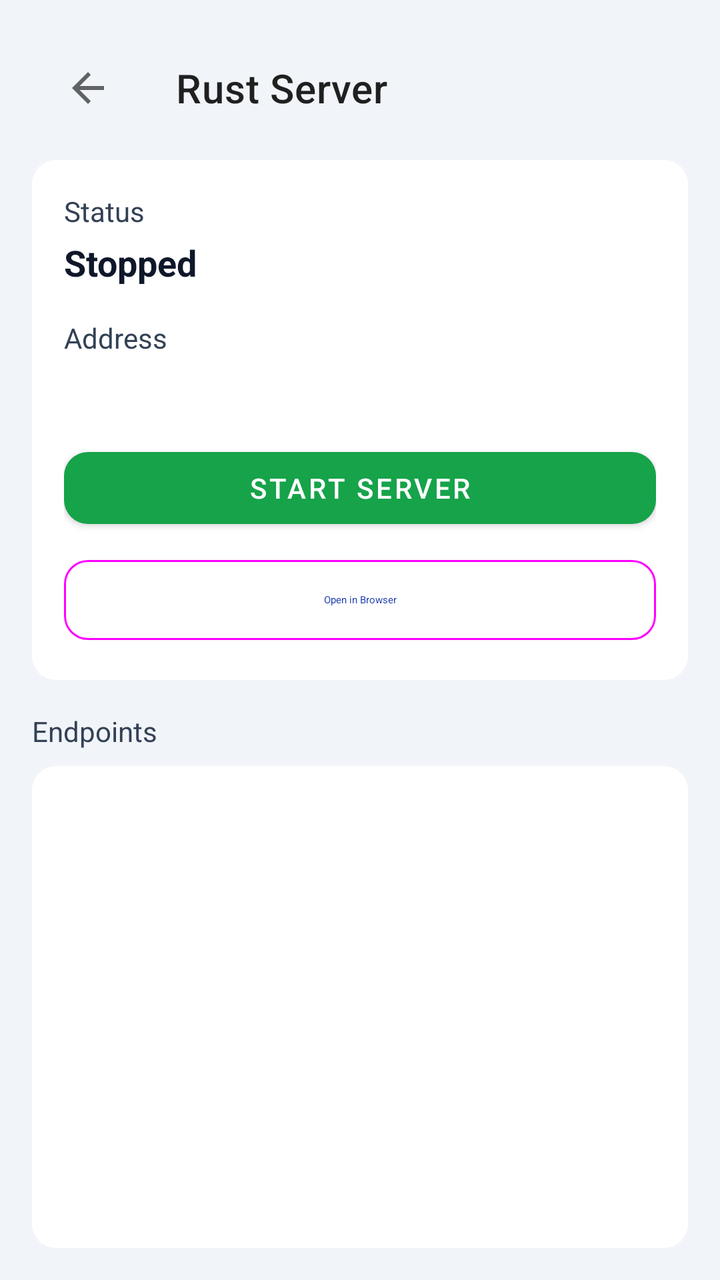
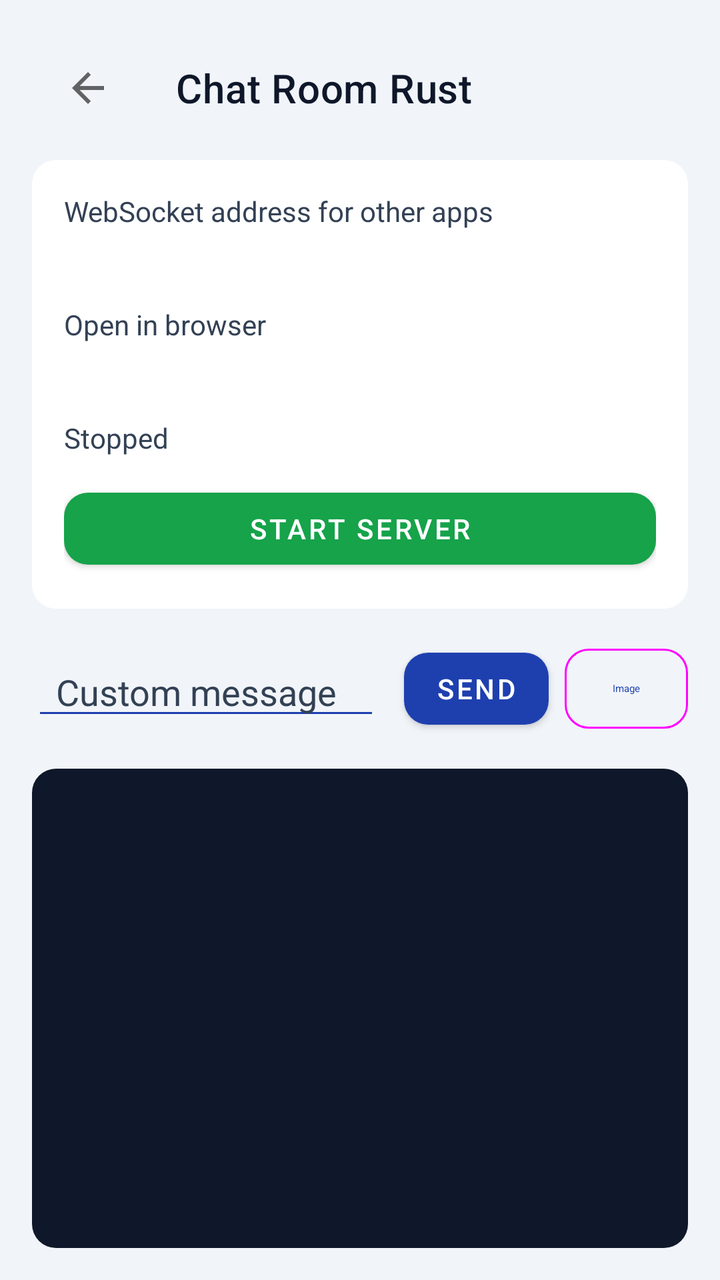

Before-and-after screenshots of an Android layout around one commit, followed by the original layout XML and the change that was made.
<!-- AndroidManifest.xml: application theme Theme.PGMImageViewer -->
<!-- res/layout/activity_rust_server.xml -->
<?xml version="1.0" encoding="utf-8"?>
<LinearLayout xmlns:android="http://schemas.android.com/apk/res/android"
    xmlns:app="http://schemas.android.com/apk/res-auto"
    android:layout_width="match_parent"
    android:layout_height="match_parent"
    android:background="@color/slate_100"
    android:fitsSystemWindows="true"
    android:orientation="vertical"
    android:padding="16dp">

    <com.google.android.material.appbar.MaterialToolbar
        android:id="@+id/toolbar_rust_server"
        android:layout_width="match_parent"
        android:layout_height="wrap_content"
        app:navigationIcon="@drawable/ic_arrow_back"
        app:title="@string/rust_server_title" />

    <FrameLayout
        android:layout_width="match_parent"
        android:layout_height="wrap_content"
        android:layout_marginTop="8dp"
        android:background="@drawable/bg_card_white"
        android:padding="16dp">

        <LinearLayout
            android:layout_width="match_parent"
            android:layout_height="wrap_content"
            android:orientation="vertical">

            <TextView
                android:layout_width="match_parent"
                android:layout_height="wrap_content"
                android:text="@string/rust_server_status_label"
                android:textColor="@color/slate_700"
                android:textSize="14sp" />

            <TextView
                android:id="@+id/text_view_rust_server_status"
                android:layout_width="match_parent"
                android:layout_height="wrap_content"
                android:layout_marginTop="4dp"
                android:text="@string/rust_server_status_stopped"
                android:textColor="@color/slate_900"
                android:textSize="18sp"
                android:textStyle="bold" />

            <TextView
                android:layout_width="match_parent"
                android:layout_height="wrap_content"
                android:layout_marginTop="16dp"
                android:text="@string/rust_server_address_label"
                android:textColor="@color/slate_700"
                android:textSize="14sp" />

            <TextView
                android:id="@+id/text_view_rust_server_address"
                android:layout_width="match_parent"
                android:layout_height="wrap_content"
                android:layout_marginTop="4dp"
                android:textColor="@color/blue_500"
                android:textIsSelectable="true"
                android:textSize="16sp"
                android:textStyle="bold" />

            <com.google.android.material.button.MaterialButton
                android:id="@+id/button_rust_server_toggle"
                android:layout_width="match_parent"
                android:layout_height="wrap_content"
                android:layout_marginTop="16dp"
                android:text="@string/rust_server_start"
                android:textColor="@color/white"
                app:backgroundTint="@color/green_600"
                app:cornerRadius="12dp" />

            <com.google.android.material.button.MaterialButton
                android:id="@+id/button_rust_server_open_browser"
                style="@style/Widget.Material3.Button.OutlinedButton"
                android:layout_width="match_parent"
                android:layout_height="wrap_content"
                android:layout_marginTop="8dp"
                android:text="@string/rust_server_open_browser"
                android:textColor="@color/blue_500"
                app:cornerRadius="12dp" />
        </LinearLayout>
    </FrameLayout>

    <TextView
        android:layout_width="match_parent"
        android:layout_height="wrap_content"
        android:layout_marginTop="16dp"
        android:text="@string/rust_server_endpoints"
        android:textColor="@color/slate_700"
        android:textSize="14sp" />

    <FrameLayout
        android:layout_width="match_parent"
        android:layout_height="0dp"
        android:layout_marginTop="8dp"
        android:layout_weight="1"
        android:background="@drawable/bg_card_white"
        android:padding="12dp">

        <ScrollView
            android:layout_width="match_parent"
            android:layout_height="match_parent">

            <TextView
                android:id="@+id/text_view_rust_server_log"
                android:layout_width="match_parent"
                android:layout_height="wrap_content"
                android:fontFamily="monospace"
                android:textColor="@color/slate_900"
                android:textIsSelectable="true"
                android:textSize="12sp" />
        </ScrollView>
    </FrameLayout>

</LinearLayout>
<!-- resources referenced by this layout -->
<resources>
  <color name="blue_500">#FF1E40AF</color>
  <color name="green_600">#FF16A34A</color>
  <color name="slate_100">#FFF1F5F9</color>
  <color name="slate_700">#FF334155</color>
  <color name="slate_900">#FF0F172A</color>
  <color name="white">#FFFFFFFF</color>
  <!-- drawable bg_card_white (drawable) -->
  <?xml version="1.0" encoding="utf-8"?>
  <shape xmlns:android="http://schemas.android.com/apk/res/android"
      android:shape="rectangle">
      <solid android:color="@color/white" />
      <corners android:radius="12dp" />
  </shape>
  <!-- drawable ic_arrow_back (drawable) -->
  <?xml version="1.0" encoding="utf-8"?>
  <vector xmlns:android="http://schemas.android.com/apk/res/android"
      android:width="24dp"
      android:height="24dp"
      android:tint="?attr/colorControlNormal"
      android:viewportWidth="24"
      android:viewportHeight="24">
      <path
          android:fillColor="#FFFFFF"
          android:pathData="M20,11H7.83l5.59,-5.59L12,4l-8,8 8,8 1.41,-1.41L7.83,13H20v-2z" />
  </vector>
  <string name="rust_server_address_label">Address</string>
  <string name="rust_server_endpoints">Endpoints</string>
  <string name="rust_server_open_browser">Open in Browser</string>
  <string name="rust_server_start">Start Server</string>
  <string name="rust_server_status_label">Status</string>
  <string name="rust_server_status_stopped">Stopped</string>
  <string name="rust_server_title">Rust Server</string>
  <style name="Theme.PGMImageViewer" parent="Theme.MaterialComponents.DayNight.NoActionBar">
          <item name="colorPrimary">@color/blue_500</item>
          <item name="colorPrimaryVariant">@color/blue_700</item>
          <item name="colorOnPrimary">@color/white</item>
          <item name="colorSecondary">@color/slate_700</item>
          <item name="colorSecondaryVariant">@color/slate_900</item>
          <item name="colorOnSecondary">@color/white</item>
          <item name="android:statusBarColor">@color/white</item>
          <item name="android:windowLightStatusBar">true</item>
          <item name="android:windowBackground">@color/slate_100</item>
      </style>
  <color name="blue_700">#FF1D4ED8</color>
</resources>

<!-- the commit's change to res/layout/activity_rust_server.xml (unified diff, before → after) -->
@@ -13,7 +13,8 @@
         android:layout_width="match_parent"
         android:layout_height="wrap_content"
         app:navigationIcon="@drawable/ic_arrow_back"
-        app:title="@string/rust_server_title" />
+        app:title="@string/tools_rust_server"
+        app:titleTextColor="@color/slate_900" />
 
     <FrameLayout
         android:layout_width="match_parent"
@@ -30,30 +31,30 @@
             <TextView
                 android:layout_width="match_parent"
                 android:layout_height="wrap_content"
-                android:text="@string/rust_server_status_label"
+                android:text="@string/websocket_server_address"
                 android:textColor="@color/slate_700"
                 android:textSize="14sp" />
 
             <TextView
-                android:id="@+id/text_view_rust_server_status"
+                android:id="@+id/text_view_rust_server_ws_address"
                 android:layout_width="match_parent"
                 android:layout_height="wrap_content"
                 android:layout_marginTop="4dp"
-                android:text="@string/rust_server_status_stopped"
                 android:textColor="@color/slate_900"
-                android:textSize="18sp"
+                android:textIsSelectable="true"
+                android:textSize="16sp"
                 android:textStyle="bold" />
 
             <TextView
                 android:layout_width="match_parent"
                 android:layout_height="wrap_content"
-                android:layout_marginTop="16dp"
-                android:text="@string/rust_server_address_label"
+                android:layout_marginTop="12dp"
+                android:text="@string/websocket_browser_address"
                 android:textColor="@color/slate_700"
                 android:textSize="14sp" />
 
             <TextView
-                android:id="@+id/text_view_rust_server_address"
+                android:id="@+id/text_view_rust_server_browser_address"
                 android:layout_width="match_parent"
                 android:layout_height="wrap_content"
                 android:layout_marginTop="4dp"
@@ -62,54 +63,92 @@
                 android:textSize="16sp"
                 android:textStyle="bold" />
 
+            <TextView
+                android:id="@+id/text_view_rust_server_status"
+                android:layout_width="match_parent"
+                android:layout_height="wrap_content"
+                android:layout_marginTop="12dp"
+                android:text="@string/rust_server_status_stopped"
+                android:textColor="@color/slate_700"
+                android:textSize="14sp" />
+
             <com.google.android.material.button.MaterialButton
                 android:id="@+id/button_rust_server_toggle"
                 android:layout_width="match_parent"
                 android:layout_height="wrap_content"
-                android:layout_marginTop="16dp"
+                android:layout_marginTop="12dp"
                 android:text="@string/rust_server_start"
                 android:textColor="@color/white"
                 app:backgroundTint="@color/green_600"
                 app:cornerRadius="12dp" />
-
-            <com.google.android.material.button.MaterialButton
-                android:id="@+id/button_rust_server_open_browser"
-                style="@style/Widget.Material3.Button.OutlinedButton"
-                android:layout_width="match_parent"
-                android:layout_height="wrap_content"
-                android:layout_marginTop="8dp"
-                android:text="@string/rust_server_open_browser"
-                android:textColor="@color/blue_500"
-                app:cornerRadius="12dp" />
         </LinearLayout>
     </FrameLayout>
 
-    <TextView
+    <LinearLayout
         android:layout_width="match_parent"
         android:layout_height="wrap_content"
         android:layout_marginTop="16dp"
-        android:text="@string/rust_server_endpoints"
-        android:textColor="@color/slate_700"
-        android:textSize="14sp" />
+        android:gravity="center_vertical"
+        android:orientation="horizontal">
+
+        <EditText
+            android:id="@+id/edit_text_rust_server_message"
+            android:layout_width="0dp"
+            android:layout_height="wrap_content"
+            android:layout_weight="1"
+            android:backgroundTint="@color/blue_500"
+            android:hint="@string/websocket_message_hint"
+            android:inputType="text"
+            android:maxLines="3"
+            android:paddingStart="12dp"
+            android:paddingEnd="12dp"
+            android:textColor="@color/slate_900"
+            android:textColorHint="@color/slate_700" />
+
+        <com.google.android.material.button.MaterialButton
+            android:id="@+id/button_rust_server_send"
+            android:layout_width="wrap_content"
+            android:layout_height="wrap_content"
+            android:layout_marginStart="12dp"
+            android:minWidth="0dp"
+            android:text="@string/websocket_send"
+            android:textColor="@color/white"
+            app:backgroundTint="@color/blue_500"
+            app:cornerRadius="12dp" />
+
+        <com.google.android.material.button.MaterialButton
+            android:id="@+id/button_rust_server_image"
+            style="@style/Widget.Material3.Button.OutlinedButton"
+            android:layout_width="wrap_content"
+            android:layout_height="wrap_content"
+            android:layout_marginStart="8dp"
+            android:minWidth="0dp"
+            android:text="@string/websocket_image"
+            android:textColor="@color/blue_500"
+            app:cornerRadius="12dp" />
+    </LinearLayout>
 
     <FrameLayout
         android:layout_width="match_parent"
         android:layout_height="0dp"
-        android:layout_marginTop="8dp"
+        android:layout_marginTop="16dp"
         android:layout_weight="1"
-        android:background="@drawable/bg_card_white"
+        android:background="@drawable/bg_rounded_dark"
         android:padding="12dp">
 
         <ScrollView
+            android:id="@+id/scroll_view_rust_server_log"
             android:layout_width="match_parent"
-            android:layout_height="match_parent">
+            android:layout_height="match_parent"
+            android:fadeScrollbars="false"
+            android:scrollbars="vertical">
 
             <TextView
                 android:id="@+id/text_view_rust_server_log"
                 android:layout_width="match_parent"
                 android:layout_height="wrap_content"
                 android:fontFamily="monospace"
-                android:textColor="@color/slate_900"
+                android:textColor="@color/white"
                 android:textIsSelectable="true"
                 android:textSize="12sp" />
         </ScrollView>
<!-- resource entries referenced after the edit -->
@@ -13,6 +13,13 @@
       <solid android:color="@color/white" />
       <corners android:radius="12dp" />
   </shape>
+  <!-- drawable bg_rounded_dark (drawable) -->
+  <?xml version="1.0" encoding="utf-8"?>
+  <shape xmlns:android="http://schemas.android.com/apk/res/android"
+      android:shape="rectangle">
+      <solid android:color="@color/slate_900" />
+      <corners android:radius="12dp" />
+  </shape>
   <!-- drawable ic_arrow_back (drawable) -->
   <?xml version="1.0" encoding="utf-8"?>
   <vector xmlns:android="http://schemas.android.com/apk/res/android"
@@ -25,13 +32,14 @@
           android:fillColor="#FFFFFF"
           android:pathData="M20,11H7.83l5.59,-5.59L12,4l-8,8 8,8 1.41,-1.41L7.83,13H20v-2z" />
   </vector>
-  <string name="rust_server_address_label">Address</string>
-  <string name="rust_server_endpoints">Endpoints</string>
-  <string name="rust_server_open_browser">Open in Browser</string>
   <string name="rust_server_start">Start Server</string>
-  <string name="rust_server_status_label">Status</string>
   <string name="rust_server_status_stopped">Stopped</string>
-  <string name="rust_server_title">Rust Server</string>
+  <string name="tools_rust_server">Chat Room Rust</string>
+  <string name="websocket_browser_address">Open in browser</string>
+  <string name="websocket_image">Image</string>
+  <string name="websocket_message_hint">Custom message</string>
+  <string name="websocket_send">Send</string>
+  <string name="websocket_server_address">WebSocket address for other apps</string>
   <style name="Theme.PGMImageViewer" parent="Theme.MaterialComponents.DayNight.NoActionBar">
           <item name="colorPrimary">@color/blue_500</item>
           <item name="colorPrimaryVariant">@color/blue_700</item>
